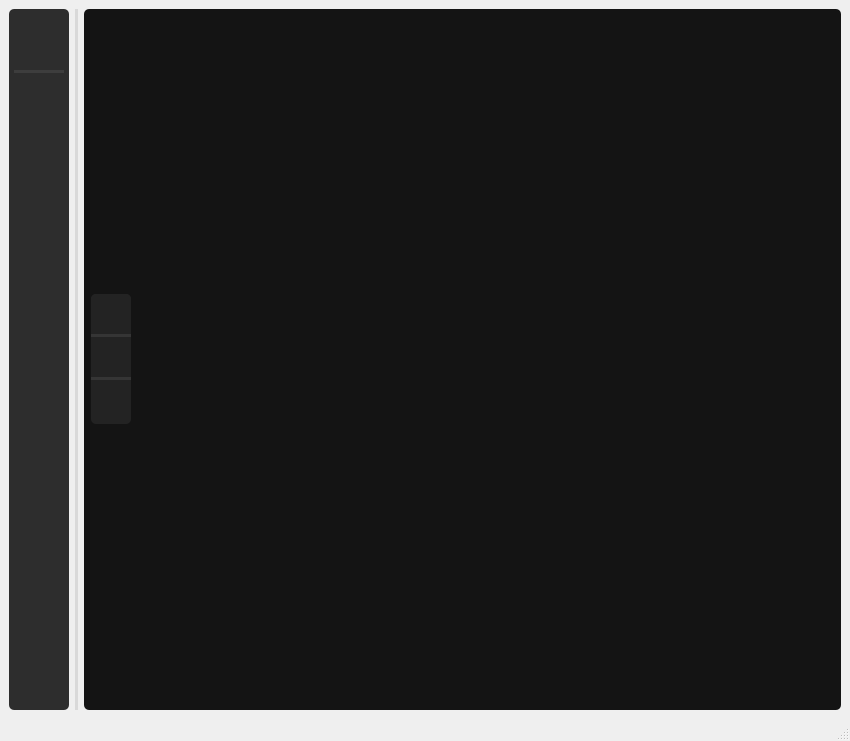
Above: src/ui/resource.ui from ligerr13/PE_Spectroradiometer before the change. Below: the same form after it.
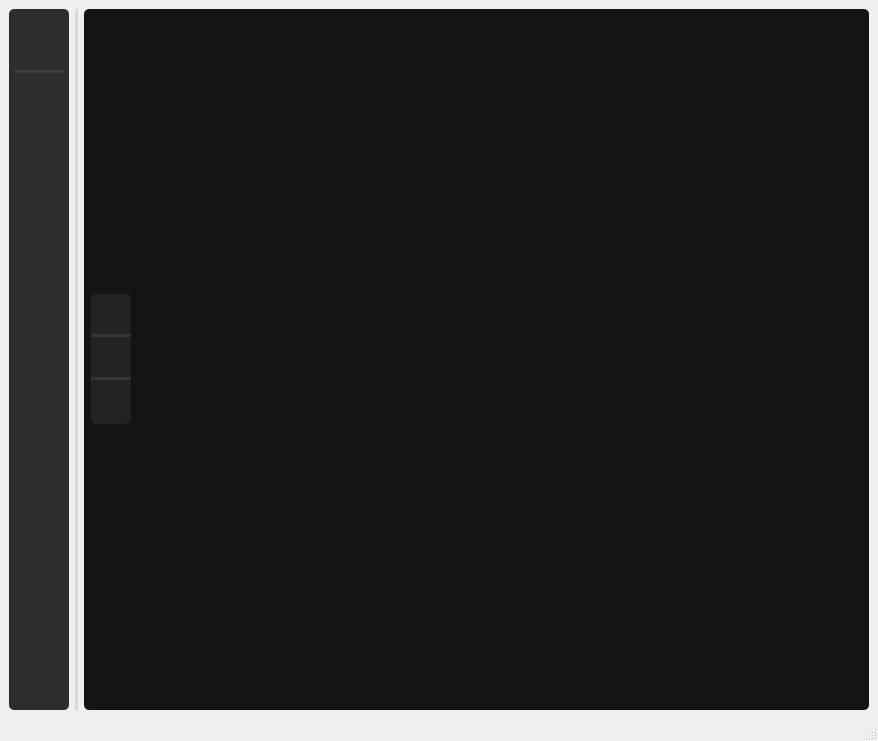
That is the form after the change. Icons and pictures are not drawn.

The edit to the form file:
```diff
--- a/src/ui/resource.ui
+++ b/src/ui/resource.ui
@@ -6,7 +6,7 @@
    <rect>
     <x>0</x>
     <y>0</y>
-    <width>850</width>
+    <width>878</width>
     <height>741</height>
    </rect>
   </property>
@@ -556,6 +556,30 @@
              </property>
             </spacer>
            </item>
+           <item row="1" column="2">
+            <widget class="QGraphicsView" name="graphicsView">
+             <property name="styleSheet">
+              <string notr="true">border:0px;
+</string>
+             </property>
+            </widget>
+           </item>
+           <item row="1" column="3">
+            <spacer name="horizontalSpacer_3">
+             <property name="orientation">
+              <enum>Qt::Horizontal</enum>
+             </property>
+             <property name="sizeType">
+              <enum>QSizePolicy::Maximum</enum>
+             </property>
+             <property name="sizeHint" stdset="0">
+              <size>
+               <width>40</width>
+               <height>20</height>
+              </size>
+             </property>
+            </spacer>
+           </item>
           </layout>
          </widget>
          <widget class="QWidget" name="page_4">
```
Left out of the diff: 8 changed lines with no effect on the pictures.
